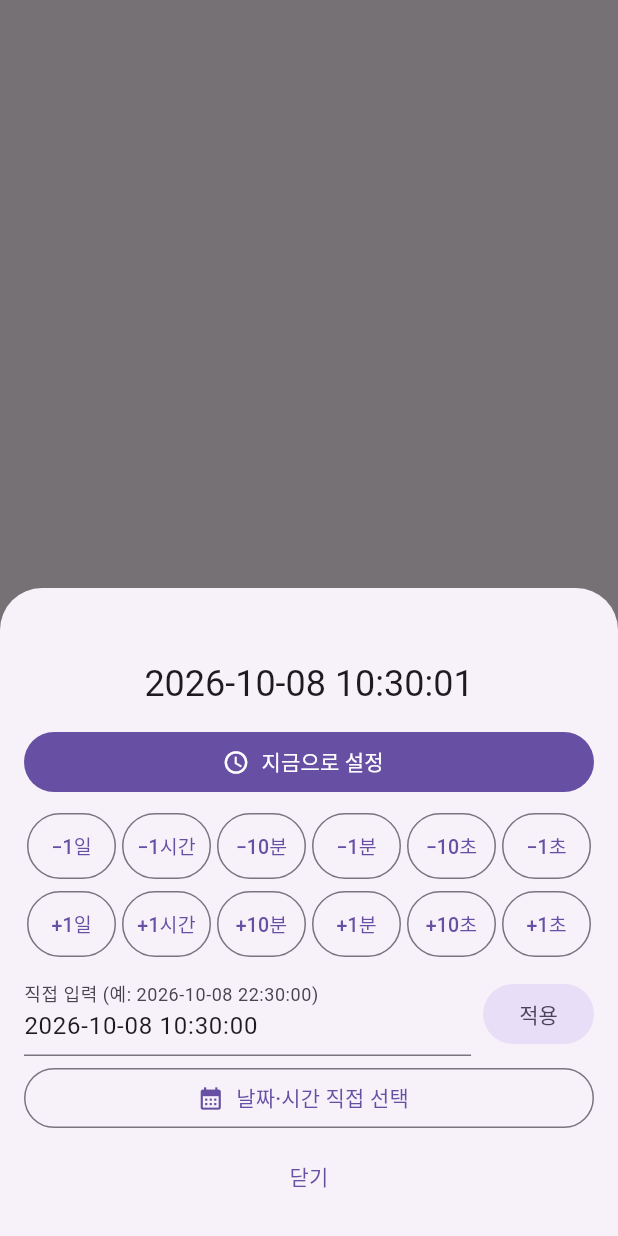
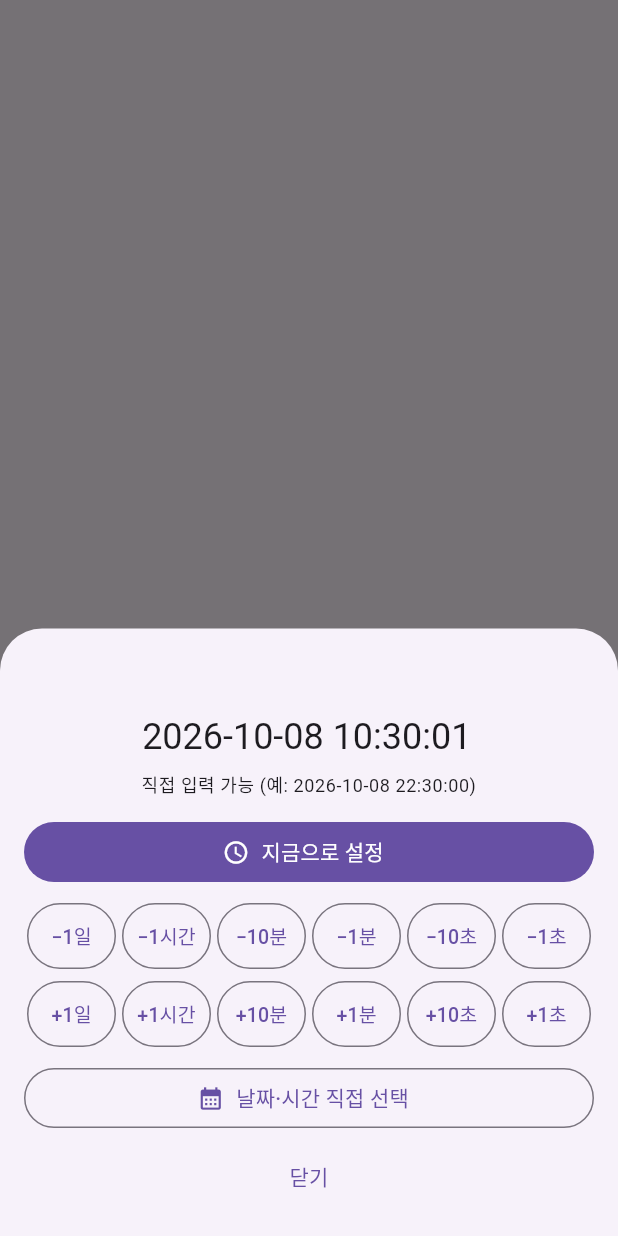
Before and after one commit to leaf-nam/cctv-helper, a Flutter app: what showTimeEditSheet() shows on an empty page, opened directly with empty values, after a tap on "지금으로 설정", on a phone screen of 412 x 824 dp. Run offline on Flutter 3.47's test engine with Material 3 defaults, Android fonts, the phone set to English and light mode, and no system bars; our stand-ins replace go_router.

Commit message:
시트 상단 시간 직접 입력 방식으로 변경

```diff
--- a/lib/core/widgets/time_edit_sheet.dart
+++ b/lib/core/widgets/time_edit_sheet.dart
@@ -49,6 +49,15 @@ Future<void> showTimeEditSheet(
       String? directError;
       return StatefulBuilder(
         builder: (context, setState) {
+          // 스테퍼·지금·달력 변경 시 입력칸 표시도 함께 갱신
+          Future<void> applyAndSync(
+            void Function(void Function()) setState,
+            DateTime value,
+          ) async {
+            await apply(setState, value);
+            directController.text = formatDateTime(value);
+          }
+
           Widget stepButton(String text, Duration delta) {
             return Expanded(
               child: Padding(
@@ -60,7 +69,7 @@ Future<void> showTimeEditSheet(
                       vertical: 12,
                     ),
                   ),
-                  onPressed: () => apply(setState, current.add(delta)),
+                  onPressed: () => applyAndSync(setState, current.add(delta)),
                   child: Text(text, style: const TextStyle(fontSize: 13)),
                 ),
               ),
@@ -106,16 +115,27 @@ Future<void> showTimeEditSheet(
               children: [
                 Text(title, style: Theme.of(context).textTheme.titleMedium),
                 const SizedBox(height: 8),
+                // 상단 시간 자체가 입력칸 (탭해 직접 타이핑, Enter로 적용)
+                TextField(
+                  controller: directController,
+                  textAlign: TextAlign.center,
+                  style: Theme.of(context).textTheme.headlineSmall,
+                  decoration: InputDecoration(
+                    border: InputBorder.none,
+                    errorText: directError,
+                  ),
+                  onSubmitted: (_) => applyDirect(),
+                ),
                 Text(
-                  formatDateTime(current),
-                  style: Theme.of(context).textTheme.headlineSmall,
+                  '직접 입력 가능 (예: 2026-10-08 22:30:00)',
+                  style: Theme.of(context).textTheme.bodySmall,
                   textAlign: TextAlign.center,
                 ),
                 const SizedBox(height: 12),
                 FilledButton.icon(
                   icon: const Icon(Icons.access_time),
                   label: const Text('지금으로 설정'),
-                  onPressed: () => apply(setState, DateTime.now()),
+                  onPressed: () => applyAndSync(setState, DateTime.now()),
                 ),
                 const SizedBox(height: 8),
                 // 가로 2행 스테퍼: 윗행 −, 아랫행 +
@@ -123,27 +143,6 @@ Future<void> showTimeEditSheet(
                 const SizedBox(height: 4),
                 Row(children: stepRow(false)),
                 const SizedBox(height: 8),
-                // 날짜 직접 타이핑 입력
-                Row(
-                  children: [
-                    Expanded(
-                      child: TextField(
-                        controller: directController,
-                        decoration: InputDecoration(
-                          labelText: '직접 입력 (예: 2026-10-08 22:30:00)',
-                          errorText: directError,
-                        ),
-                        onSubmitted: (_) => applyDirect(),
-                      ),
-                    ),
-                    const SizedBox(width: 8),
-                    FilledButton.tonal(
-                      onPressed: applyDirect,
-                      child: const Text('적용'),
-                    ),
-                  ],
-                ),
-                const SizedBox(height: 4),
                 OutlinedButton.icon(
                   icon: const Icon(Icons.calendar_month),
                   label: const Text('날짜·시간 직접 선택'),
@@ -151,8 +150,7 @@ Future<void> showTimeEditSheet(
                     final picked = await pickDateTime(context, current);
                     if (picked == null) return;
                     if (!context.mounted) return;
-                    directController.text = formatDateTime(picked);
-                    await apply(setState, picked);
+                    await applyAndSync(setState, picked);
                   },
                 ),
                 const SizedBox(height: 4),
```
Also changed, not shown: 1 other file.
